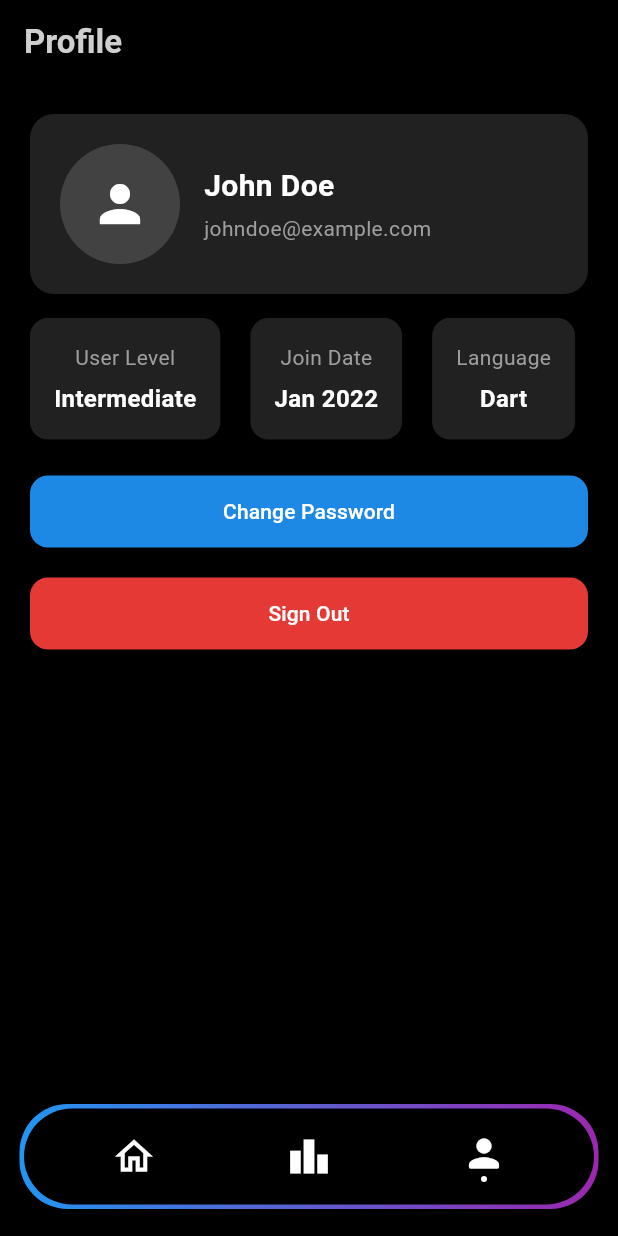
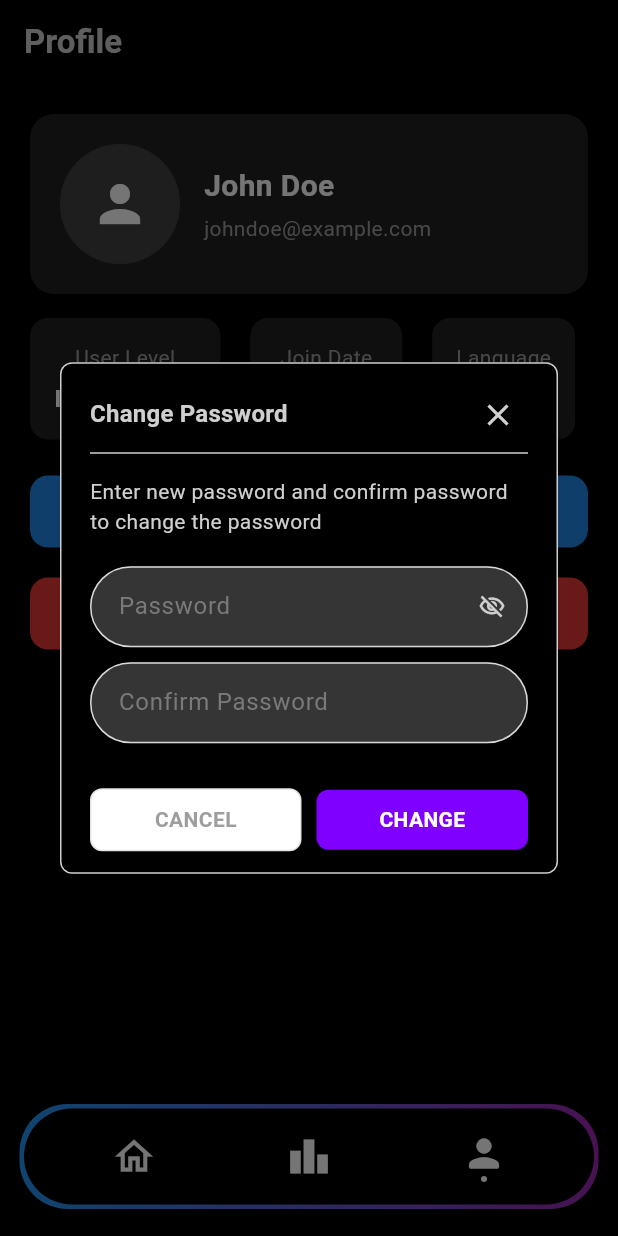
Before and after one commit to Akashrajark/chatbot_ai, a Flutter app: the HomePage screen opened directly, item 3 of the bottom bar chosen, after a tap on "Change Password", on a phone screen of 412 x 824 dp. Run offline on Flutter 3.47's test engine with Material 3 defaults, Android fonts, the phone set to English and light mode, and no system bars; our stand-ins replace bloc, file_picker, flutter_bloc, flutter_highlight, logger, permission_handler and 1 more; missing offline and left inert: flutter_code_editor, highlight; accounts and stored records are empty; Roboto replaces fonts that are missing (GeneralSans).

Commit message:
signout and change password added

```diff
--- /dev/null
+++ b/lib/common_widgets.dart/change_password.dart
@@ -0,0 +1,104 @@
+import 'package:flutter/material.dart';
+import 'package:supabase_flutter/supabase_flutter.dart';
+
+import '../util/value_validator.dart';
+import 'custom_alert_dialog.dart';
+
+class ChangePasswordDialog extends StatefulWidget {
+  const ChangePasswordDialog({
+    super.key,
+  });
+
+  @override
+  State<ChangePasswordDialog> createState() => _ChangePasswordDialogState();
+}
+
+class _ChangePasswordDialogState extends State<ChangePasswordDialog> {
+  bool _isObscure = true, _isLoading = false;
+  final GlobalKey<FormState> _formKey = GlobalKey<FormState>();
+  final TextEditingController _passwordController = TextEditingController();
+  final TextEditingController _confirmPasswordController =
+      TextEditingController();
+
+  @override
+  Widget build(BuildContext context) {
+    return CustomAlertDialog(
+      isLoading: _isLoading,
+      title: 'Change Password',
+      description:
+          'Enter new password and confirm password to change the password',
+      content: Form(
+        autovalidateMode: AutovalidateMode.onUserInteraction,
+        key: _formKey,
+        child: Column(
+          children: [
+            TextFormField(
+              controller: _passwordController,
+              obscureText: _isObscure,
+              validator: passwordValidator,
+              decoration: InputDecoration(
+                hintText: 'Password',
+                suffixIcon: IconButton(
+                  onPressed: () {
+                    _isObscure = !_isObscure;
+                    setState(() {});
+                  },
+                  icon: Icon(
+                    _isObscure
+                        ? Icons.visibility_off_outlined
+                        : Icons.visibility_outlined,
+                  ),
+                ),
+              ),
+            ),
+            const SizedBox(height: 10),
+            TextFormField(
+              controller: _confirmPasswordController,
+              obscureText: _isObscure,
+              validator: (value) {
+                if (value != null &&
+                    value.trim().isNotEmpty &&
+                    _passwordController.text.trim() == value) {
+                  return null;
+                } else {
+                  return "Passwords doesn't match";
+                }
+              },
+              decoration: const InputDecoration(
+                hintText: 'Confirm Password',
+              ),
+            ),
+          ],
+        ),
+      ),
+      primaryButton: 'CHANGE',
+      onPrimaryPressed: () async {
+        try {
+          if (_formKey.currentState!.validate()) {
+            _isLoading = true;
+            setState(() {});
+            await Supabase.instance.client.auth.updateUser(
+              UserAttributes(
+                password: _passwordController.text.trim(),
+              ),
+            );
+            _isLoading = false;
+            setState(() {});
+            // ignore: use_build_context_synchronously
+            Navigator.pop(context);
+          }
+        } catch (e) {
+          showDialog(
+            context: context,
+            builder: (context) => CustomAlertDialog(
+              title: 'Failed!',
+              description: e.toString(),
+              primaryButton: 'OK',
+            ),
+          );
+        }
+      },
+      secondaryButton: 'CANCEL',
+    );
+  }
+}
--- a/lib/common_widgets.dart/custom_alert_dialog.dart
+++ b/lib/common_widgets.dart/custom_alert_dialog.dart
@@ -1,3 +1,4 @@
+import 'package:chatbot_ai/theme/app_theme.dart';
 import 'package:flutter/material.dart';
 
 import 'custom_button.dart';
@@ -27,8 +28,9 @@ class CustomAlertDialog extends StatelessWidget {
   @override
   Widget build(BuildContext context) {
     return Dialog(
-      backgroundColor: Colors.white,
+      backgroundColor: backgroundColor,
       shape: RoundedRectangleBorder(
+        side: BorderSide(color: secondaryColor),
         borderRadius: BorderRadius.circular(8),
       ),
       child: SizedBox(
@@ -50,7 +52,6 @@ class CustomAlertDialog extends StatelessWidget {
                         style:
                             Theme.of(context).textTheme.titleMedium?.copyWith(
                                   fontWeight: FontWeight.w600,
-                                  color: Colors.black87,
                                 )),
                   ),
                   if (action != null) ...action!,
@@ -60,7 +61,6 @@ class CustomAlertDialog extends StatelessWidget {
                       padding: EdgeInsets.all(8.0),
                       child: Icon(
                         Icons.close,
-                        color: Colors.black45,
                       ),
                     ),
                   ),
@@ -75,7 +75,7 @@ class CustomAlertDialog extends StatelessWidget {
                 const Divider(
                   thickness: 1,
                   height: 1,
-                  color: Colors.black12,
+                  color: secondaryColor,
                 ),
               const SizedBox(height: 5),
               if (description != null)
```
Also changed, not shown: lib/features/profile/profile.dart (+29 -2 lines).
